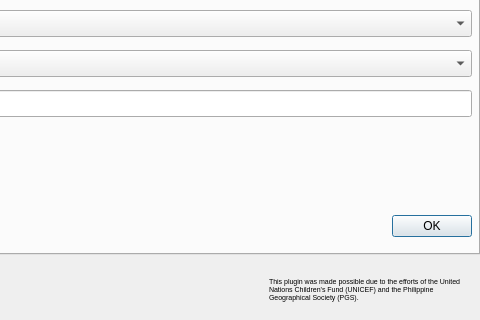
Above: mhcvam_infrastructures_dialog.ui from benhur07b/mhcvam before the change; both pictures show x 331 to 811 and y 106 to 426 of the 811 by 426 pixel window. Below: the same form after it.
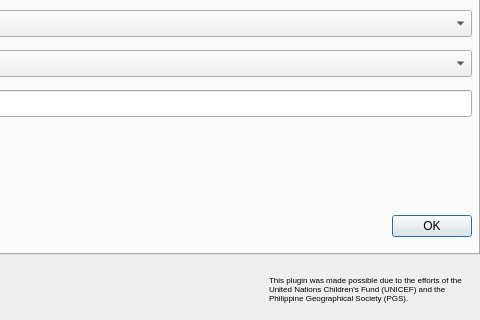
That is the form after the change. Icons and pictures are not drawn. Custom widgets are drawn as their Qt base class.

```diff
--- a/mhcvam_infrastructures_dialog.ui
+++ b/mhcvam_infrastructures_dialog.ui
@@ -650,7 +650,7 @@
     <enum>Qt::LeftToRight</enum>
    </property>
    <property name="text">
-    <string>This plugin was made possible due to the efforts of the United Nations Children's Fund (UNICEF) and the Philippine Geographical Society (PGS).</string>
+    <string>&lt;html&gt;&lt;head/&gt;&lt;body&gt;&lt;p&gt;&lt;span style=&quot; font-size:6pt;&quot;&gt;This plugin was made possible due to the efforts of the United Nations Children's Fund (UNICEF) and the Philippine Geographical Society (PGS).&lt;/span&gt;&lt;/p&gt;&lt;/body&gt;&lt;/html&gt;</string>
    </property>
    <property name="scaledContents">
     <bool>false</bool>
```
Left out of the diff: 8 changed lines with no effect on the pictures.
